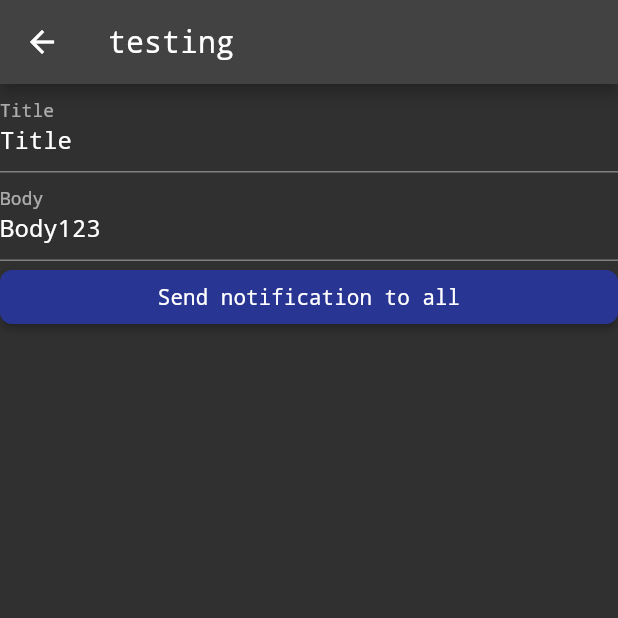
After one commit to khuynh2/Android-MyToDo, a Flutter app: the MessageHandler screen opened directly, after a tap on "Send notification to all", on a phone screen of 412 x 824 dp, the top half of it. The commit adds this screen. Run offline on Flutter 3.47's test engine with Material 2 defaults, Android fonts, the phone set to English and light mode, and no system bars; our stand-ins replace cached_network_image, cloud_firestore, firebase_auth, firebase_messaging, firebase_storage, image_picker and 2 more; missing offline and left inert: dart:ffi; accounts and stored records are empty; network calls fail; statements that could not run were skipped.

Commit message:
furebase_message_mvc

```diff
--- /dev/null
+++ b/lib/controller/messagingcontroller.dart
@@ -0,0 +1,46 @@
+import 'dart:convert';
+
+import 'package:http/http.dart';
+import 'package:meta/meta.dart';
+
+class MessagingController {
+  static final Client client = Client();
+
+  static const String serverKey =
+      'AAAAuzgIDlA:APA91bEbIFEeTT_mGkTGT1Wme8iFoLZtkuRL7PUgqxj4r1BgKxUZQTe33ceSq8VQH_pP0mcu1Fj7r3WmI0oerKcWCRSj4NsQNzBP6qyRNglcMCAuPsH-U7UzMqZMnPpNyiGHQtBVwRTd';
+
+  static Future<Response> sendToAll({
+    @required String title,
+    @required String body,
+  }) =>
+      sendToTopic(title: title, body: body, topic: 'all');
+
+  static Future<Response> sendToTopic(
+          {@required String title,
+          @required String body,
+          @required String topic}) =>
+      sendTo(title: title, body: body, fcmToken: '/topics/$topic');
+
+  static Future<Response> sendTo({
+    @required String title,
+    @required String body,
+    @required String fcmToken,
+  }) =>
+      client.post(
+        'https://fcm.googleapis.com/fcm/send',
+        body: json.encode({
+          'notification': {'body': '$body', 'title': '$title'},
+          'priority': 'high',
+          'data': {
+            'click_action': 'FLUTTER_NOTIFICATION_CLICK',
+            'id': '1',
+            'status': 'done',
+          },
+          'to': '$fcmToken',
+        }),
+        headers: {
+          'Content-Type': 'application/json',
+          'Authorization': 'key=$serverKey',
+        },
+      );
+}
--- a/lib/main.dart
+++ b/lib/main.dart
@@ -3,9 +3,11 @@ import 'package:term_project/screen/adddailyscreen.dart';
 import 'package:term_project/screen/addtodo_screen.dart';
 import 'package:term_project/screen/dailyscreen.dart';
 import 'package:term_project/screen/edittodo_screen.dart';
+import 'package:term_project/screen/messagehandler.dart';
 import 'package:term_project/screen/settings_screen.dart';
 import 'package:term_project/screen/signin_screen.dart';
 import 'package:term_project/screen/signup_screen.dart';
+import 'package:term_project/screen/testing.dart';
 import 'package:term_project/screen/todo_screen.dart';
 
 void main() {
@@ -15,6 +17,7 @@ void main() {
 class MyApp extends StatelessWidget {
   @override
   Widget build(BuildContext context) {
+    MessageHandler();
     var materialApp = MaterialApp(
       initialRoute: SignInScreen.routeName,
       theme: ThemeData(
@@ -37,6 +40,7 @@ class MyApp extends StatelessWidget {
         EditToDoScreen.routName: (context) => EditToDoScreen(),
         DailyScreen.routeName: (context) => DailyScreen(),
         AddDailyScreen.routName: (context) => AddDailyScreen(),
+        Test.routeName: (context) => Test(),
       },
     );
     return materialApp;
--- /dev/null
+++ b/lib/model/message.dart
@@ -0,0 +1,12 @@
+import 'package:flutter/material.dart';
+
+@immutable
+class Message {
+  final String title;
+  final String body;
+
+  const Message({
+    @required this.title,
+    @required this.body,
+  });
+}
--- a/lib/screen/adddailyscreen.dart
+++ b/lib/screen/adddailyscreen.dart
@@ -1,6 +1,5 @@
 import 'dart:math';
 
-import 'package:day_selector/day_selector.dart';
 import 'package:firebase_auth/firebase_auth.dart';
 import 'package:flutter/cupertino.dart';
 import 'package:flutter/material.dart';
@@ -8,7 +7,6 @@ import 'package:term_project/controller/firebasecontroller.dart';
 import 'package:term_project/model/dailylist.dart';
 import 'package:term_project/model/userprofile.dart';
 import 'package:term_project/screen/view/mydialog.dart';
-import 'package:weekday_selector/weekday_selector.dart';
 
 class AddDailyScreen extends StatefulWidget {
   static const routName = '/dailyScreen/addDailycreen';
--- /dev/null
+++ b/lib/screen/messagehandler.dart
@@ -0,0 +1,149 @@
+import 'package:cloud_firestore/cloud_firestore.dart';
+import 'package:firebase_messaging/firebase_messaging.dart';
+import 'package:flutter/cupertino.dart';
+import 'package:flutter/material.dart';
+import 'package:mvc_pattern/mvc_pattern.dart';
+import 'package:term_project/controller/messagingcontroller.dart';
+import 'package:term_project/model/message.dart';
+
+class MessageHandler extends StatefulWidget {
+  @override
+  _MessageHandlerState createState() => _MessageHandlerState();
+}
+
+class _MessageHandlerState extends State<MessageHandler> {
+  _Controller con;
+  final Firestore _db = Firestore.instance;
+  final FirebaseMessaging _fcm = FirebaseMessaging();
+  final TextEditingController titleController =
+      TextEditingController(text: 'Title');
+  final TextEditingController bodyController =
+      TextEditingController(text: 'Body123');
+  final List<Message> message = [];
+  String msg = ' ';
+
+  @override
+  void initState() {
+    _fcm.subscribeToTopic('all');
+    _fcm.onTokenRefresh.listen(con.sendTokenToServer);
+    _fcm.getToken();
+
+    super.initState();
+    con = _Controller(this);
+    _fcm.configure(
+      onMessage: (Map<String, dynamic> message) async {
+        print("onMessage: $message");
+        showDialog(
+          context: context,
+          builder: (context) => AlertDialog(
+            content: ListTile(
+              title: Text(message['notification']['title']),
+              subtitle: Text(message['notification']['body']),
+            ),
+            actions: <Widget>[
+              FlatButton(
+                child: Text('Ok'),
+                onPressed: () => Navigator.of(context).pop(),
+              ),
+            ],
+          ),
+        );
+        setState(() {
+          msg = message['notification']['title'];
+        });
+      },
+      onLaunch: (Map<String, dynamic> message) async {
+        print("onLaunch: $message");
+        // TODO optional
+        setState(() {
+          msg = message['title'];
+        });
+      },
+      onResume: (Map<String, dynamic> message) async {
+        print("onResume: $message");
+        // TODO optional
+        setState(() {
+          msg = message['title'];
+        });
+      },
+    );
+  }
+
+  void render(fn) => setState(fn);
+
+  @override
+  Widget build(BuildContext context) {
+    // TODO: implement build
+    return Scaffold(
+      appBar: AppBar(
+        title: Text('testing'),
+      ),
+      body: ListView(
+        children: <Widget>[
+          TextFormField(
+            controller: titleController,
+            decoration: InputDecoration(labelText: 'Title'),
+          ),
+          TextFormField(
+            controller: bodyController,
+            decoration: InputDecoration(labelText: 'Body'),
+          ),
+          RaisedButton(
+            onPressed: con.sendNotification,
+            child: Text('Send notification to all'),
+          ),
+        ]..addAll(message.map(buildMessage).toList()),
+      ),
+    );
+  }
+
+  Widget buildMessage(Message message) => ListTile(
+        title: Text(message.title),
+        subtitle: Text(message.body),
+      );
+
+  // Future sendNotification() async {
+  //   final response = await MessagingController.sendToAll(
+  //     title: titleController.text,
+  //     body: bodyController.text,
+  //     // fcmToken: fcmToken,
+  //   );
+  // }
+
+  void sendTokenToServer(String fcmToken) {
+    print('Token: $fcmToken');
+    // send key to your server to allow server to use
+    // this token to send push notifications
+  }
+}
+
+class _Controller extends ControllerMVC {
+  _MessageHandlerState _state;
+  _Controller(this._state);
+
+  void sendTokenToServer(String fcmToken) {
+    if (fcmToken != null) {
+      print('Token: $fcmToken');
+    } else {}
+  }
+
+  void test() {
+    print("Fine");
+  }
+
+  Future sendNotification() async {
+    Future.delayed(Duration(milliseconds: 0), () async {
+      final response = await MessagingController.sendToAll(
+          title: _state.titleController.text, body: _state.bodyController.text
+          // fcmToken: fcmToken,
+          );
+
+      if (response.statusCode != 200) {
+        Scaffold.of(_state.context).showSnackBar(SnackBar(
+          content:
+              Text('[${response.statusCode}] Error message: ${response.body}'),
+        ));
+      }
+    });
+  }
+}
--- a/lib/screen/settings_screen.dart
+++ b/lib/screen/settings_screen.dart
@@ -9,6 +9,7 @@ import 'package:term_project/controller/firebasecontroller.dart';
 import 'package:term_project/model/userprofile.dart';
 import 'package:term_project/screen/todo_screen.dart';
 
+import 'messagehandler.dart';
 import 'view/mydialog.dart';
 import 'view/myimageview.dart';
 
@@ -76,7 +77,7 @@ class _SettingsState extends State<SettingsScreen> {
                         style: TextStyle(fontSize: 20.0, color: Colors.white),
                       )),
                   Text('Username: ${userProfile[0].userName}'),
-                  Text('Theme: ')
+                  Text('Theme: '),
                 ],
               ),
             )));
--- a/lib/screen/signin_screen.dart
+++ b/lib/screen/signin_screen.dart
@@ -7,6 +7,8 @@ import 'package:term_project/model/userprofile.dart';
 import 'package:term_project/screen/signup_screen.dart';
 import 'package:term_project/screen/todo_screen.dart';
 import 'package:term_project/screen/view/mydialog.dart';
+
+import 'messagehandler.dart';
 
 class SignInScreen extends StatefulWidget {
   static const routeName = '/signInScreen';
--- a/pubspec.yaml
+++ b/pubspec.yaml
@@ -29,8 +29,9 @@ dependencies:
   firebase_storage: ^3.1.6
   image_picker: ^0.6.7
   cached_network_image: ^2.3.3
-  weekday_selector: ^0.4.0
-  day_selector: ^1.0.0
+  firebase_messaging: ^5.0.2
+  mvc_pattern: ^6.6.3
+
 
 
 
```
Also changed, not shown: lib/screen/testing.dart (added, +20 -0 lines), lib/screen/todo_screen.dart (+15 -0 lines), pubspec.lock, 1 other file.
